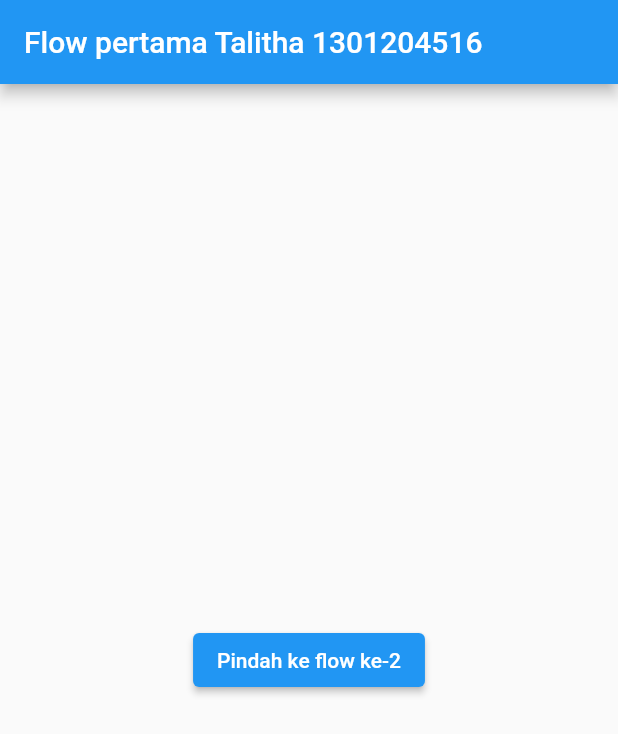
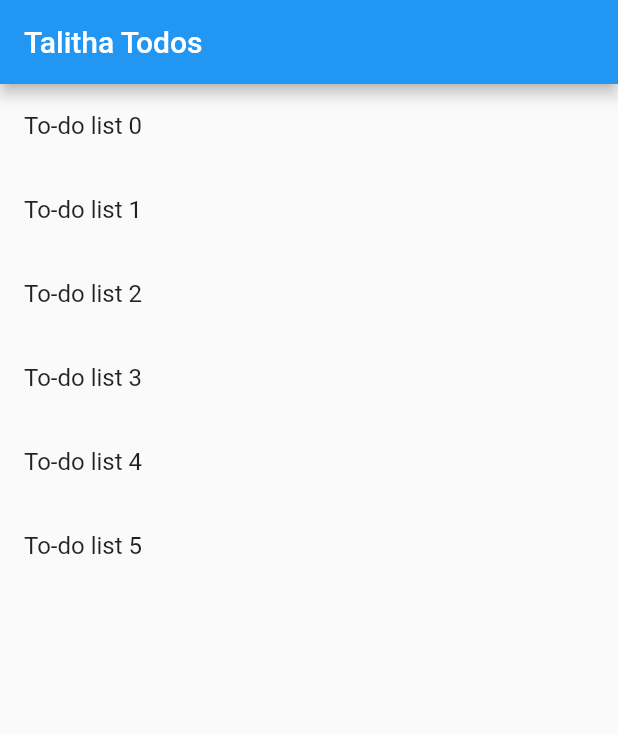
Before and after one commit to Kamize/talitha-flutter, a Flutter app: the screen it shows after launch, on a phone screen of 412 x 824 dp. Shown: the top 734 px of the screen. Run offline on Flutter 3.47's test engine with Material 2 defaults, Android fonts, the phone set to English and light mode, and no system bars.

```diff
--- a/lib/main.dart
+++ b/lib/main.dart
@@ -6,6 +6,13 @@
 // amber. The `_onItemTapped` function changes the selected item's index
 // and displays a corresponding message in the center of the [Scaffold].
 import 'package:flutter/material.dart';
+
+class Todo {
+  final String title;
+  final String description;
+
+  const Todo(this.title, this.description);
+}
 
 void main() => runApp(const MyApp());
 
@@ -17,12 +24,16 @@ class MyApp extends StatelessWidget {
   @override
   Widget build(BuildContext context) {
     return MaterialApp(
-      title: 'Navigation Example',
-      initialRoute: '/',
-      routes: {
-        '/': (context) => FirstFlow(),
-        '/second': (context) => SecondFlow(),
-      },
+      title: 'Passing Data',
+      home: TodosScreen(
+        todos: List.generate(
+          6,
+          (i) => Todo(
+            'To-do list $i',
+            'This is List $i description by Talitha Nabila',
+          ),
+        ),
+      ),
     );
   }
 }
@@ -165,3 +176,47 @@ class SecondFlow extends StatelessWidget {
     );
   }
 }
+
+class TodosScreen extends StatelessWidget {
+  const TodosScreen({super.key, required this.todos});
+
+  final List<Todo> todos;
+  @override
+  Widget build(BuildContext context) {
+    return Scaffold(
+        appBar: AppBar(
+          title: const Text('Talitha Todos'),
+        ),
+        body: ListView.builder(
+          itemCount: todos.length,
+          itemBuilder: (context, index) {
+            return ListTile(
+                title: Text(todos[index].title),
+                onTap: () {
+                  Navigator.push(
+                      context,
+                      MaterialPageRoute(
+                        builder: (context) => DetailScreen(todo: todos[index]),
+                      ));
+                });
+          },
+        ));
+  }
+}
+
+class DetailScreen extends StatelessWidget {
+  const DetailScreen({super.key, required this.todo});
+  final Todo todo;
+
+  @override
+  Widget build(BuildContext context) {
+    return Scaffold(
+        appBar: AppBar(
+          title: Text(todo.title),
+        ),
+        body: Padding(
+          padding: const EdgeInsets.all(16.0),
+          child: Text(todo.description),
+        ));
+  }
+}
--- a/pubspec.yaml
+++ b/pubspec.yaml
@@ -33,6 +33,7 @@ dependencies:
   google_fonts: ^2.3.1
   http: ^0.13.6
   fluro: ^2.0.5
+  flutter_local_notifications: ^8.0.0
 
 
   # The following adds the Cupertino Icons font to your application.
```
Also changed, not shown: pubspec.lock, 2 other files.
